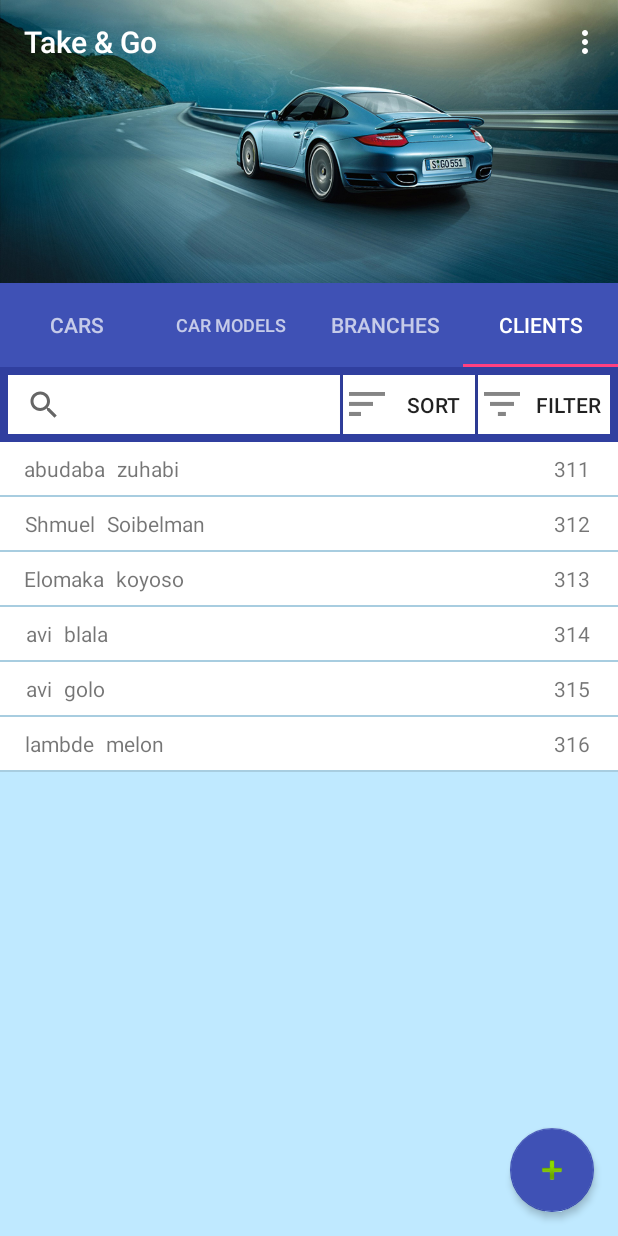
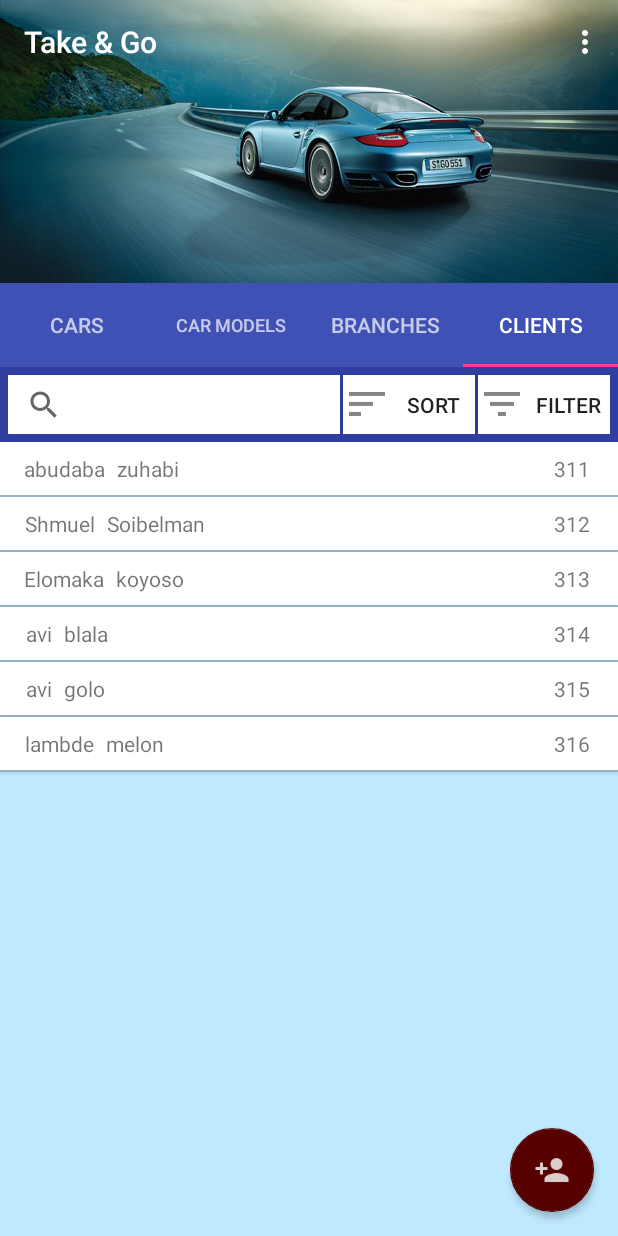
Before and after one commit to megoan/MyApplication2, an Android app: the screen it shows after launch (MainActivity), tab 4 chosen, on a phone screen of 412 x 824 dp. Run offline under Robolectric (Android 15) with nearby library versions, the phone set to English and light mode, and no system bars; 2 statements that could not run were skipped.

Commit message:
update:12/11/17 15:45

```diff
--- a/app/src/main/java/com/example/shmuel/myapplication/controller/MainActivity.java
+++ b/app/src/main/java/com/example/shmuel/myapplication/controller/MainActivity.java
@@ -1,6 +1,8 @@
 package com.example.shmuel.myapplication.controller;
 
 import android.content.DialogInterface;
+import android.content.res.ColorStateList;
+import android.graphics.Color;
 import android.support.design.widget.TabLayout;
 import android.support.design.widget.FloatingActionButton;
 import android.support.design.widget.Snackbar;
@@ -54,6 +56,7 @@ public class MainActivity extends AppCompatActivity {
     private PageAdapter pageAdapter;
     int updatedTab=0;
     boolean check=true;
+    FloatingActionButton fab;
     SearchView searchView;
     public boolean is_in_action_mode=false;
     public boolean client_is_in_action_mode=false;
@@ -88,6 +91,15 @@ public class MainActivity extends AppCompatActivity {
 
         setContentView(R.layout.activity_main);
 
+        fab = (FloatingActionButton) findViewById(R.id.fab);
+        fab.setOnClickListener(new View.OnClickListener() {
+            @Override
+            public void onClick(View view) {
+                Snackbar.make(view, "Replace with your own action", Snackbar.LENGTH_LONG)
+                        .setAction("Action", null).show();
+            }
+        });
+        fab.setBackgroundTintList(ColorStateList.valueOf(getResources().getColor(R.color.fab_blue)));
 
         if (savedInstanceState!=null) {
             updatedTab=savedInstanceState.getInt("CHILD");
@@ -140,7 +152,15 @@ public class MainActivity extends AppCompatActivity {
 
             @Override
             public void onPageScrollStateChanged(int state) {
-
+                switch (state){
+                    case ViewPager.SCROLL_STATE_IDLE:
+                        fab.show();
+                        break;
+                    case ViewPager.SCROLL_STATE_DRAGGING:
+                    case ViewPager.SCROLL_STATE_SETTLING:
+                        fab.hide();
+                        break;
+                }
             }
         });
 
@@ -195,21 +215,29 @@ public class MainActivity extends AppCompatActivity {
                     case 0:{
                         tabsType=TabsType.CARS;
                         searchView.setQueryHint("cars");
+                        fab.setImageResource(R.drawable.ic_madd);
+                        fab.setBackgroundTintList(ColorStateList.valueOf(getResources().getColor(R.color.fab_blue)));
                         break;
                     }
                     case 1:{
                         tabsType=TabsType.CAR_MODELS;
                         searchView.setQueryHint("car models");
+                        fab.setImageResource(R.drawable.ic_madd);
+                        fab.setBackgroundTintList(ColorStateList.valueOf(getResources().getColor(R.color.fab_darkorange)));
                         break;
                     }
                     case 2:{
                         tabsType=TabsType.BRANCHES;
                         searchView.setQueryHint("branches");
+                        fab.setImageResource(R.drawable.ic_add_branch);
+                        fab.setBackgroundTintList(ColorStateList.valueOf(getResources().getColor(R.color.fab_darkgreen)));
                         break;
                     }
                     case 3:{
                         tabsType=TabsType.CLIENTS;
                         searchView.setQueryHint("clients");
+                        fab.setImageResource(R.drawable.ic_add_client);
+                        fab.setBackgroundTintList(ColorStateList.valueOf(getResources().getColor(R.color.fab_darkred)));
                         break;
                     }
                 }
@@ -221,14 +249,7 @@ public class MainActivity extends AppCompatActivity {
             }
         });
 
-        FloatingActionButton fab = (FloatingActionButton) findViewById(R.id.fab);
-        fab.setOnClickListener(new View.OnClickListener() {
-            @Override
-            public void onClick(View view) {
-                Snackbar.make(view, "Replace with your own action", Snackbar.LENGTH_LONG)
-                        .setAction("Action", null).show();
-            }
-        });
+
 
     }
     public void onClickSort(View view)
--- a/app/src/main/res/layout/activity_main.xml
+++ b/app/src/main/res/layout/activity_main.xml
@@ -125,7 +125,7 @@
         app:elevation="3dp"
         app:layout_anchor="@+id/container"
         app:layout_anchorGravity="bottom|right|center_vertical|end"
-        app:srcCompat="@android:drawable/ic_input_add" />
+        app:srcCompat="@drawable/ic_madd" />
 
 
 </android.support.design.widget.CoordinatorLayout>
--- a/app/src/main/res/layout/client_item_layout.xml
+++ b/app/src/main/res/layout/client_item_layout.xml
@@ -1,11 +1,19 @@
 <?xml version="1.0" encoding="utf-8"?>
-<android.support.constraint.ConstraintLayout xmlns:android="http://schemas.android.com/apk/res/android"
+<android.support.v7.widget.CardView
+    xmlns:android="http://schemas.android.com/apk/res/android"
     xmlns:app="http://schemas.android.com/apk/res-auto"
     xmlns:tools="http://schemas.android.com/tools"
     android:orientation="vertical" android:layout_width="match_parent"
     android:layout_height="35dp"
+    android:padding="0dp"
+    android:layout_margin="0dp"
+    app:cardPreventCornerOverlap="false"
+    >
+<android.support.constraint.ConstraintLayout
+    android:orientation="vertical" android:layout_width="match_parent"
+    android:layout_height="35dp"
     android:background="?android:attr/selectableItemBackground"
-    android:clickable="true">
+    >
 
     <TextView
         android:id="@+id/firstName"
@@ -55,3 +63,4 @@
         app:layout_constraintHorizontal_bias="0.972"
         app:layout_constraintVertical_bias="0.529" />
 </android.support.constraint.ConstraintLayout>
+</android.support.v7.widget.CardView>
--- a/app/src/main/res/values/colors.xml
+++ b/app/src/main/res/values/colors.xml
@@ -8,4 +8,8 @@
     <color name="buttonClickedLightBlue">#99DDFF</color>
     <color name="darkblue">#032356</color>
     <color name="lightblue">#bfe9ff</color>
+    <color name="fab_blue">#0c5d70</color>
+    <color name="fab_darkorange">#563800</color>
+    <color name="fab_darkgreen">#005622</color>
+    <color name="fab_darkred">#560000</color>
 </resources>
```
Also changed, not shown: app/src/main/java/com/example/shmuel/myapplication/controller/Clients/ClientRecyclerViewAdapter.java (+25 -5 lines), app/src/main/java/com/example/shmuel/myapplication/controller/branches/BranchRecyclerViewAdapter.java (+32 -9 lines), app/src/main/java/com/example/shmuel/myapplication/controller/carmodels/CarCompaniesInnerRecyclerViewAdapter.java (+34 -18 lines), app/src/main/java/com/example/shmuel/myapplication/controller/cars/CarRecyclerViewAdapter.java (+27 -9 lines), app/src/main/res/drawable-hdpi/ic_add_branch.png (added), app/src/main/res/drawable-hdpi/ic_add_client.png (added), app/src/main/res/drawable-mdpi/ic_add_branch.png (added), app/src/main/res/drawable-mdpi/ic_add_client.png (added), app/src/main/res/drawable-xhdpi/ic_add_branch.png (added), app/src/main/res/drawable-xhdpi/ic_add_client.png (added), app/src/main/res/drawable-xxhdpi/ic_add_branch.png (added), app/src/main/res/drawable-xxhdpi/ic_add_client.png (added).
